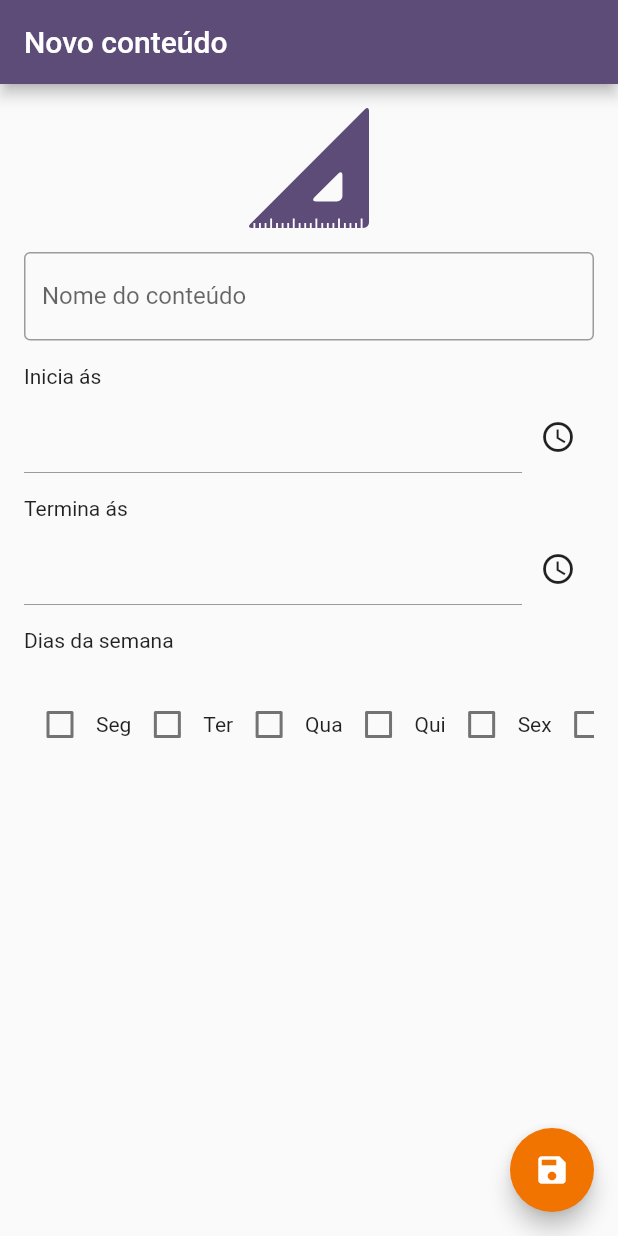
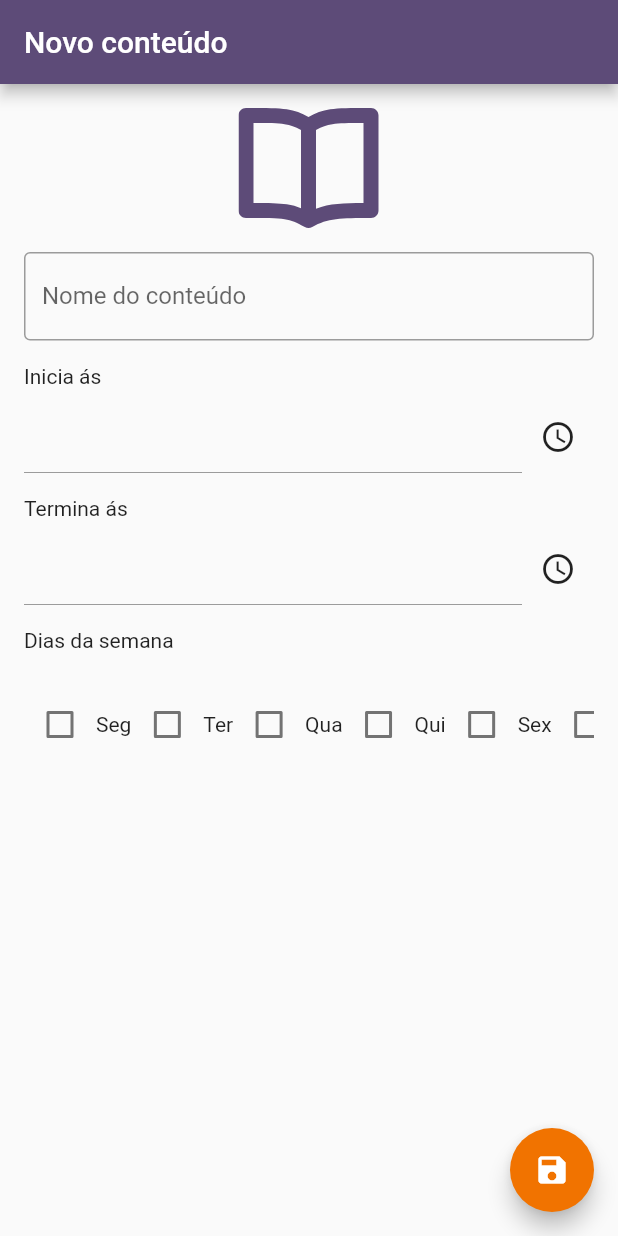
Before and after one commit to andersonchoren/tcc_pos_mobile, a Flutter app: the AddContent screen opened directly with empty values, on a phone screen of 412 x 824 dp. Run offline on Flutter 3.47's test engine with Material 2 defaults, Android fonts, the light colour scheme and no system bars; our stand-ins replace flutter_svg, sqflite; accounts and stored records are empty.

Commit message:
feat: Ajuste no ícone de novo conteúdo
Mudanças a serem submetidas:
	modified:   lib/screens/add_content/add_content.dart

```diff
--- a/lib/screens/add_content/add_content.dart
+++ b/lib/screens/add_content/add_content.dart
@@ -1,11 +1,9 @@
 import 'package:agenda_de_estudos/model/content.dart';
 import 'package:agenda_de_estudos/model/day_of_week.dart';
 import 'package:agenda_de_estudos/model/form_validation.dart';
-import 'package:agenda_de_estudos/model/list_of_disciplines.dart';
 import 'package:agenda_de_estudos/repository/content_repository.dart';
 import 'package:agenda_de_estudos/screens/add_content/components/time_input.dart';
 import 'package:agenda_de_estudos/screens/home/home.dart';
-import 'package:agenda_de_estudos/shared/find_icon.dart';
 import 'package:flutter/material.dart';
 import 'package:flutter_svg/flutter_svg.dart';
 
@@ -34,7 +32,7 @@ class _AddContentState extends State<AddContent> {
     DayOfWeek(title: "Sab"),
     DayOfWeek(title: "Dom"),
   ];
-  var icon = findIcon(list_of_disciplines[0]);
+  var icon = "book";
   @override
   Widget build(BuildContext context) {
     return Scaffold(
```
